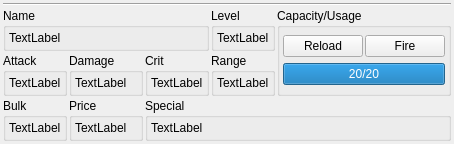
smithbt/StarfinderCharacterApp, file WeaponWidget.ui: the form before one commit.
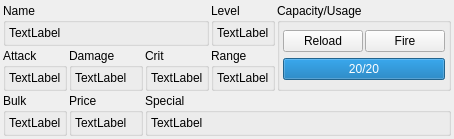
The form after the commit.

Commit message: Minor UI tweaks. Removed line above WeaponWidget. Left-aligned text on AbilityWidget button/label.

Patch:
```diff
--- a/WeaponWidget.ui
+++ b/WeaponWidget.ui
@@ -41,82 +41,7 @@
    <property name="spacing">
     <number>2</number>
    </property>
-   <item row="0" column="0" colspan="5">
-    <widget class="Line" name="line">
-     <property name="orientation">
-      <enum>Qt::Horizontal</enum>
-     </property>
-    </widget>
-   </item>
-   <item row="1" column="3">
-    <widget class="QGroupBox" name="level_groupBox">
-     <property name="title">
-      <string>Level</string>
-     </property>
-     <property name="alignment">
-      <set>Qt::AlignLeading|Qt::AlignLeft|Qt::AlignTop</set>
-     </property>
-     <layout class="QGridLayout" name="gridLayout_2">
-      <property name="sizeConstraint">
-       <enum>QLayout::SetMinimumSize</enum>
-      </property>
-      <property name="leftMargin">
-       <number>3</number>
-      </property>
-      <property name="topMargin">
-       <number>3</number>
-      </property>
-      <property name="rightMargin">
-       <number>3</number>
-      </property>
-      <property name="bottomMargin">
-       <number>3</number>
-      </property>
-      <property name="spacing">
-       <number>2</number>
-      </property>
-      <item row="0" column="0">
-       <widget class="QLabel" name="level_label">
-        <property name="text">
-         <string>TextLabel</string>
-        </property>
-       </widget>
-      </item>
-     </layout>
-    </widget>
-   </item>
-   <item row="2" column="0">
-    <widget class="QGroupBox" name="attack_groupBox">
-     <property name="title">
-      <string>Attack</string>
-     </property>
-     <layout class="QGridLayout" name="gridLayout_5">
-      <property name="leftMargin">
-       <number>3</number>
-      </property>
-      <property name="topMargin">
-       <number>3</number>
-      </property>
-      <property name="rightMargin">
-       <number>3</number>
-      </property>
-      <property name="bottomMargin">
-       <number>3</number>
-      </property>
-      <property name="spacing">
-       <number>2</number>
-      </property>
-      <item row="0" column="0">
-       <widget class="QLabel" name="attack_label">
-        <property name="text">
-         <string>TextLabel</string>
-        </property>
-       </widget>
-      </item>
-     </layout>
-    </widget>
-   </item>
-   <item row="2" column="1">
+   <item row="1" column="1">
     <widget class="QGroupBox" name="damage_groupBox">
      <property name="title">
       <string>Damage</string>
@@ -147,7 +72,7 @@
      </layout>
     </widget>
    </item>
-   <item row="2" column="2">
+   <item row="1" column="2">
     <widget class="QGroupBox" name="crit_groupBox">
      <property name="title">
       <string>Crit</string>
@@ -178,12 +103,12 @@
      </layout>
     </widget>
    </item>
-   <item row="2" column="3">
-    <widget class="QGroupBox" name="range_groupBox">
+   <item row="1" column="0">
+    <widget class="QGroupBox" name="attack_groupBox">
      <property name="title">
-      <string>Range</string>
+      <string>Attack</string>
      </property>
-     <layout class="QGridLayout" name="gridLayout_8">
+     <layout class="QGridLayout" name="gridLayout_5">
       <property name="leftMargin">
        <number>3</number>
       </property>
@@ -200,7 +125,7 @@
        <number>2</number>
       </property>
       <item row="0" column="0">
-       <widget class="QLabel" name="range_label">
+       <widget class="QLabel" name="attack_label">
         <property name="text">
          <string>TextLabel</string>
         </property>
@@ -209,15 +134,18 @@
      </layout>
     </widget>
    </item>
-   <item row="3" column="0">
-    <widget class="QGroupBox" name="bulk_groupBox">
+   <item row="0" column="3">
+    <widget class="QGroupBox" name="level_groupBox">
      <property name="title">
-      <string>Bulk</string>
+      <string>Level</string>
      </property>
      <property name="alignment">
       <set>Qt::AlignLeading|Qt::AlignLeft|Qt::AlignTop</set>
      </property>
-     <layout class="QGridLayout" name="gridLayout_10">
+     <layout class="QGridLayout" name="gridLayout_2">
+      <property name="sizeConstraint">
+       <enum>QLayout::SetMinimumSize</enum>
+      </property>
       <property name="leftMargin">
        <number>3</number>
       </property>
@@ -234,7 +162,7 @@
        <number>2</number>
       </property>
       <item row="0" column="0">
-       <widget class="QLabel" name="bulk_label">
+       <widget class="QLabel" name="level_label">
         <property name="text">
          <string>TextLabel</string>
         </property>
@@ -243,7 +171,7 @@
      </layout>
     </widget>
    </item>
-   <item row="3" column="1">
+   <item row="2" column="1">
     <widget class="QGroupBox" name="price_groupBox">
      <property name="title">
       <string>Price</string>
@@ -277,7 +205,38 @@
      </layout>
     </widget>
    </item>
-   <item row="1" column="0" colspan="3">
+   <item row="1" column="3">
+    <widget class="QGroupBox" name="range_groupBox">
+     <property name="title">
+      <string>Range</string>
+     </property>
+     <layout class="QGridLayout" name="gridLayout_8">
+      <property name="leftMargin">
+       <number>3</number>
+      </property>
+      <property name="topMargin">
+       <number>3</number>
+      </property>
+      <property name="rightMargin">
+       <number>3</number>
+      </property>
+      <property name="bottomMargin">
+       <number>3</number>
+      </property>
+      <property name="spacing">
+       <number>2</number>
+      </property>
+      <item row="0" column="0">
+       <widget class="QLabel" name="range_label">
+        <property name="text">
+         <string>TextLabel</string>
+        </property>
+       </widget>
+      </item>
+     </layout>
+    </widget>
+   </item>
+   <item row="0" column="0" colspan="3">
     <widget class="QGroupBox" name="name_groupBox">
      <property name="title">
       <string>Name</string>
@@ -311,7 +270,41 @@
      </layout>
     </widget>
    </item>
-   <item row="3" column="2" colspan="3">
+   <item row="2" column="0">
+    <widget class="QGroupBox" name="bulk_groupBox">
+     <property name="title">
+      <string>Bulk</string>
+     </property>
+     <property name="alignment">
+      <set>Qt::AlignLeading|Qt::AlignLeft|Qt::AlignTop</set>
+     </property>
+     <layout class="QGridLayout" name="gridLayout_10">
+      <property name="leftMargin">
+       <number>3</number>
+      </property>
+      <property name="topMargin">
+       <number>3</number>
+      </property>
+      <property name="rightMargin">
+       <number>3</number>
+      </property>
+      <property name="bottomMargin">
+       <number>3</number>
+      </property>
+      <property name="spacing">
+       <number>2</number>
+      </property>
+      <item row="0" column="0">
+       <widget class="QLabel" name="bulk_label">
+        <property name="text">
+         <string>TextLabel</string>
+        </property>
+       </widget>
+      </item>
+     </layout>
+    </widget>
+   </item>
+   <item row="2" column="2" colspan="3">
     <widget class="QGroupBox" name="special_groupBox">
      <property name="title">
       <string>Special</string>
@@ -345,7 +338,7 @@
      </layout>
     </widget>
    </item>
-   <item row="1" column="4" rowspan="2">
+   <item row="0" column="4" rowspan="2">
     <widget class="QGroupBox" name="ammo_groupBox">
      <property name="title">
       <string>Capacity/Usage</string>
```
Left out of the diff: 14 changed lines with no effect on the pictures. The commit also changes 1 other file.
